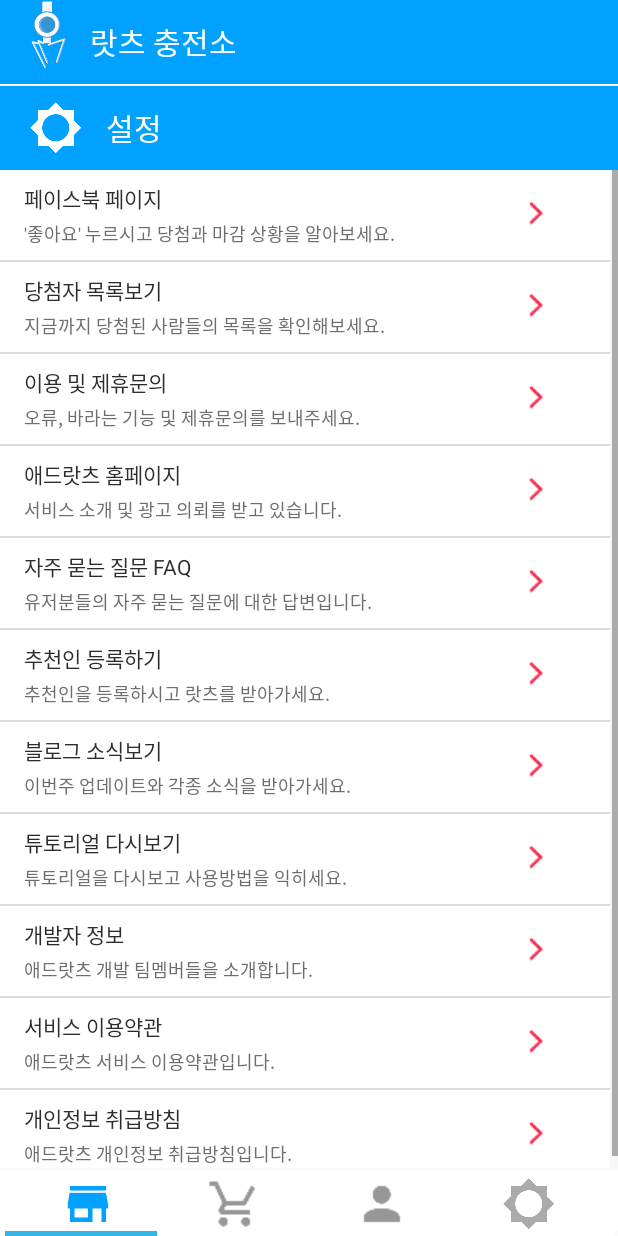
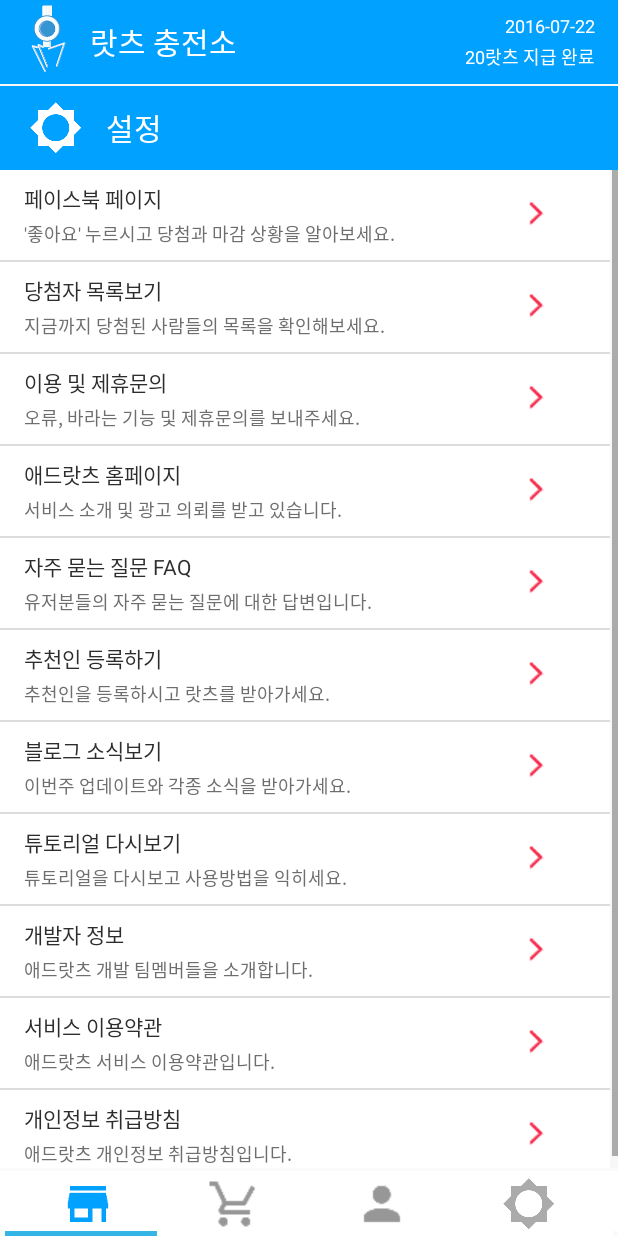
Before and after one commit to kyounginbaek/Adlots_android, an Android app: the fragment MainFourthPage placed in its activity, on a phone screen of 412 x 824 dp. Run offline under Robolectric (Android 15) with nearby library versions, the phone set to English and light mode, and no system bars; our stand-ins replace Picasso; libraries missing offline, so code that uses them is left out: retrofit.client, retrofit.converter, retrofit.http; pictures from the network do not load; Roboto replaces fonts that are not available here; 6 statements that could not run were skipped.

Commit message:
2016.07.28

```diff
--- a/app/build.gradle
+++ b/app/build.gradle
@@ -7,8 +7,8 @@ android {
         applicationId 'com.adlots.androidapp'
         minSdkVersion 16
         targetSdkVersion 22
-        versionCode 3
-        versionName "1.1.1"
+        versionCode 5
+        versionName "1.1.3"
     }
     buildTypes {
         release {
--- a/app/src/main/java/com/adlots/androidapp/activity/MainActivity/MainFirstPage.java
+++ b/app/src/main/java/com/adlots/androidapp/activity/MainActivity/MainFirstPage.java
@@ -9,12 +9,21 @@ import android.view.View;
 import android.view.ViewGroup;
 import android.widget.Button;
 import android.widget.TextView;
+import android.widget.Toast;
 
 import com.adlots.android.R;
+import com.adlots.androidapp.rest.RestClient;
+import com.google.gson.JsonElement;
 import com.igaworks.IgawCommon;
 import com.tnkfactory.ad.AdListView;
 import com.tnkfactory.ad.TnkSession;
 import com.tnkfactory.ad.TnkStyle;
+
+import java.util.HashMap;
+
+import retrofit.Callback;
+import retrofit.RetrofitError;
+import retrofit.client.Response;
 
 import static android.view.LayoutInflater.from;
 
@@ -49,6 +58,8 @@ public class MainFirstPage extends Fragment {
                 R.layout.activity_main_first_page, container, false);
 
         final ViewGroup main1_fragment = (ViewGroup) mainfirstView.findViewById(R.id.main1_fragment);
+        final TextView main1_latest_signin = (TextView) mainfirstView.findViewById(R.id.main1_latest_signin);
+
         /*
         ViewGroup tnkad = (LinearLayout) mainfirstView.findViewById(R.id.main1_tnkad);
         ViewGroup adpopcorn = (LinearLayout) mainfirstView.findViewById(R.id.main1_adpopcorn);
@@ -66,9 +77,39 @@ public class MainFirstPage extends Fragment {
         txt_tnkad.setTextColor(Color.parseColor(strColor));
         */
 
-        // tnk 포인트 충전소
         SharedPreferences pref = getActivity().getSharedPreferences("pref", mainfirstContext.MODE_PRIVATE);
         String pref_userid = pref.getString("userid", "");
+
+        // 매일매일 로그인 이벤트 - 20포인트 제공
+        HashMap<String, String> data = new HashMap<>();
+        data.put("userid", pref_userid);
+        RestClient.AdlotsService service = RestClient.getService();
+        service.latest_signin(data, new Callback<JsonElement>() {
+            @Override
+            public void success(JsonElement jsonElement, Response response) {
+                String condition = jsonElement.getAsJsonObject().get("response").getAsString();
+                String latest_signin = jsonElement.getAsJsonObject().get("latest_signin").getAsString();
+                main1_latest_signin.setText(latest_signin.substring(0,10));
+
+                switch (condition) {
+                    case "signin_point":
+                        Toast.makeText(mainfirstContext, "매일매일 로그인으로 20랏츠가 지급되었습니다.", Toast.LENGTH_SHORT).show();
+                        break;
+                    case "signin_already":
+                        Toast.makeText(mainfirstContext, "이미 매일매일 로그인 20랏츠가 지급되었습니다. 내일 또 방문해주세요^^", Toast.LENGTH_SHORT).show();
+                        break;
+                    default:
+                        Toast.makeText(mainfirstContext, "오류가 발생했습니다. crowdit@naver.com으로 문의해주세요.", Toast.LENGTH_SHORT).show();
+                }
+            }
+
+            @Override
+            public void failure(RetrofitError error) {
+                Toast.makeText(mainfirstContext, "오류가 발생했습니다. crowdit@naver.com으로 문의해주세요.", Toast.LENGTH_SHORT).show();
+            }
+        });
+
+        // tnk 포인트 충전소
         TnkSession.setUserName(mainfirstContext, pref_userid); //userid를 tnk유저 식별자로 사용
         TnkStyle.AdWall.Header.height = 0;
 
--- a/app/src/main/java/com/adlots/androidapp/rest/RestClient.java
+++ b/app/src/main/java/com/adlots/androidapp/rest/RestClient.java
@@ -100,6 +100,10 @@ public class RestClient {
         //추천인 정보 가져오기
         @POST("/recommend.php")
         void recommend(@Query("purpose") String purpose, @Body Map<String, String> recommend, Callback<JsonElement> callback);
+
+        //최근 로그인 정보를 가져와서 현재 datetime이랑 하루 차이가 날 경우 20포인트 지급
+        @POST("/latest_signin.php")
+        void latest_signin(@Body Map<String, String> latest_signin, Callback<JsonElement> callback);
     }
 
 }
--- a/app/src/main/res/layout/activity_main_first_page.xml
+++ b/app/src/main/res/layout/activity_main_first_page.xml
@@ -10,11 +10,12 @@
         android:layout_width="fill_parent"
         android:layout_height="56dp"
         android:background="#01a1ff"
-
         >
         <LinearLayout
-            android:layout_width="fill_parent"
+            android:layout_width="match_parent"
             android:layout_height="fill_parent"
+            android:layout_weight="1"
+            android:gravity="center_vertical"
             >
             <Button
                 android:layout_width="25dp"
@@ -33,6 +34,38 @@
                 android:textColor="#ffffff"
                 />
         </LinearLayout>
+
+        <LinearLayout
+            android:layout_width="match_parent"
+            android:layout_height="fill_parent"
+            android:layout_weight="1"
+            android:orientation="vertical"
+            android:gravity="center_vertical"
+            >
+            <TextView
+                android:layout_marginRight="15dp"
+                android:layout_width="wrap_content"
+                android:layout_height="wrap_content"
+                android:layout_gravity="right"
+                android:text="2016-07-22"
+                android:textSize="12dp"
+                android:textColor="#ffffff"
+                android:id="@+id/main1_latest_signin"
+                />
+
+            <TextView
+                android:layout_marginTop="3dp"
+                android:layout_marginRight="15dp"
+                android:layout_width="wrap_content"
+                android:layout_height="wrap_content"
+                android:layout_gravity="right"
+                android:text="20랏츠 지급 완료"
+                android:textSize="12dp"
+                android:textColor="#ffffff"
+                />
+
+        </LinearLayout>
+
     </LinearLayout>
 
     <!--
@@ -110,5 +143,4 @@
         android:background="@color/background"
         />
 
-
 </LinearLayout>
--- a/app/src/main/res/layout/activity_signup.xml
+++ b/app/src/main/res/layout/activity_signup.xml
@@ -153,7 +153,7 @@
                     android:inputType="textPassword"
                     android:textColor="#666666"
                     android:textSize="12dp"
-                    android:hint="영문과 숫자혼합(4~20자리)"
+                    android:hint="영문과 숫자혼합 (4~20자리)"
                     android:paddingLeft="5dp" />
 
             </RelativeLayout>
@@ -214,7 +214,7 @@
                     android:layout_width="200dp"
                     android:layout_height="40dp"
                     android:layout_gravity="right"
-                    android:hint="앱 내에서 사용됨(2~10자리)"
+                    android:hint="앱 내에서 사용됨 (2~10자리)"
                     android:textColor="#666666"
                     android:textSize="12dp"
                     android:paddingLeft="5dp" />
@@ -245,7 +245,7 @@
                     android:layout_width="200dp"
                     android:layout_height="40dp"
                     android:layout_gravity="right"
-                    android:hint="등록시 50랏츠 지급(추후 등록 가능)"
+                    android:hint="등록시 50랏츠 지급 (추후 등록 가능)"
                     android:textColor="#666666"
                     android:textSize="12dp"
                     android:paddingLeft="5dp" />
```
Also changed, not shown: app/src/main/java/com/adlots/androidapp/activity/LoadingActivity.java (+26 -20 lines), app/src/main/java/com/adlots/androidapp/activity/SignupActivity.java (+0 -7 lines).
